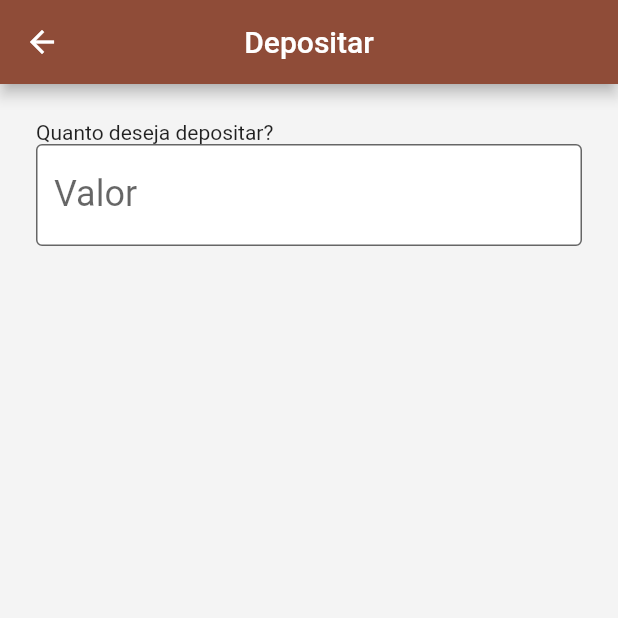
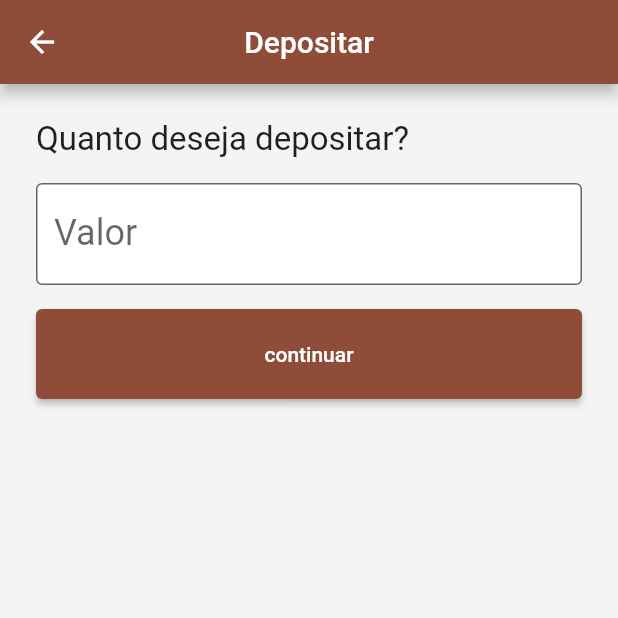
Before and after one commit to lucasdasial/tl_bank, a Flutter app: the DepositPage screen opened directly, on a phone screen of 412 x 824 dp, the top half of it. Run offline on Flutter 3.47's test engine with Material 2 defaults, Android fonts, the phone set to English and light mode, and no system bars; our stand-ins replace line_icons; statements that could not run were skipped.

Commit message:
componentizado o buton

```diff
--- /dev/null
+++ b/lib/components/button.dart
@@ -0,0 +1,17 @@
+import 'package:flutter/material.dart';
+
+Widget button(String label, Function f) {
+  return Container(
+    margin: const EdgeInsets.only(top: 16),
+    child: SizedBox(
+      width: double.infinity,
+      height: 60,
+      child: ElevatedButton(
+        onPressed: () {
+          f();
+        },
+        child: Text(label),
+      ),
+    ),
+  );
+}
--- a/lib/pages/deposit.dart
+++ b/lib/pages/deposit.dart
@@ -1,4 +1,5 @@
 import 'package:flutter/material.dart';
+import 'package:tl_bank/components/button.dart';
 import 'package:tl_bank/components/input.dart';
 
 class DepositPage extends StatefulWidget {
@@ -21,8 +22,17 @@ class _DepositPageState extends State<DepositPage> {
         padding: const EdgeInsets.all(24),
         child:
             Column(crossAxisAlignment: CrossAxisAlignment.stretch, children: [
-          const Text('Quanto deseja depositar?'),
-          inputText('Valor', 'R\$', amountController, () {})
+          const Text(
+            'Quanto deseja depositar?',
+            style: TextStyle(
+              fontSize: 22,
+            ),
+          ),
+          Container(
+            margin: EdgeInsets.only(top: 16),
+            child: inputText('Valor', 'R\$', amountController, () {}),
+          ),
+          button('continuar', () {})
         ]),
       ),
     );
```
Also changed, not shown: lib/pages/home.dart (+15 -4 lines).
